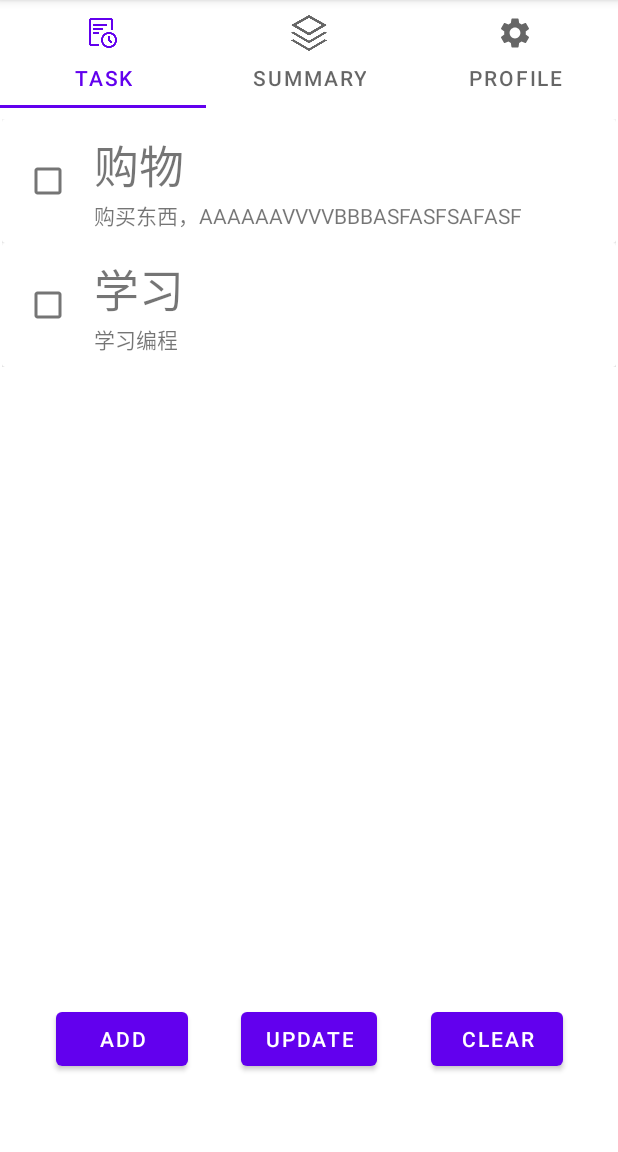
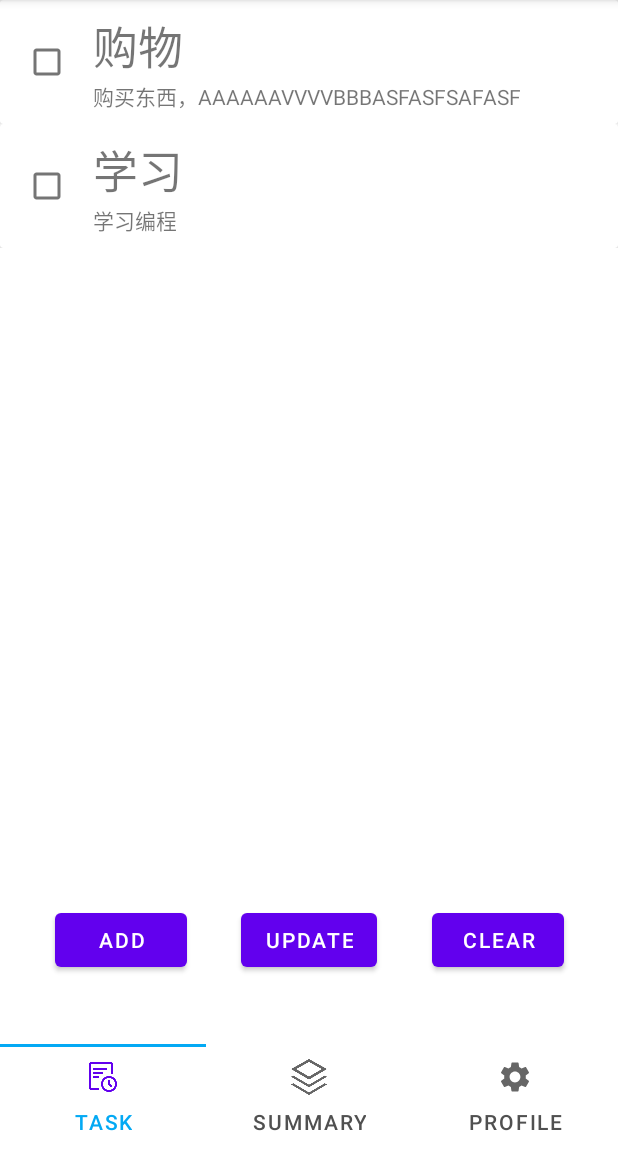
Before and after one commit to sunset69/LexurTimeManager, an Android app: the screen it shows after launch (MainActivity), after a tap on "ADD", on a phone screen of 412 x 824 dp, the part 84-1236 px from its top. Run offline under Robolectric (Android 15) with nearby library versions, the phone set to English and light mode, and no system bars; our stand-ins replace Room's generated code, data binding.

Commit message:
更改主页布局

```diff
--- a/app/src/main/java/cc/lexur/lexurtimemanager/MainActivity.java
+++ b/app/src/main/java/cc/lexur/lexurtimemanager/MainActivity.java
@@ -73,7 +73,8 @@ public class MainActivity extends AppCompatActivity {
             @Override
             public void onPageSelected(int position) {
                 super.onPageSelected(position);
-                mainBinding.tabLayout.selectTab(mainBinding.tabLayout.getTabAt(position));
+                TabLayout.Tab tab = mainBinding.tabLayout.getTabAt(position);
+                mainBinding.tabLayout.selectTab(tab);
             }
         });
 
--- /dev/null
+++ b/app/src/main/res/drawable/profile_selected.xml
@@ -0,0 +1,5 @@
+<vector android:height="24dp" android:tint="#1BF32A"
+    android:viewportHeight="24" android:viewportWidth="24"
+    android:width="24dp" xmlns:android="http://schemas.android.com/apk/res/android">
+    <path android:fillColor="@android:color/white" android:pathData="M19.14,12.94c0.04,-0.3 0.06,-0.61 0.06,-0.94c0,-0.32 -0.02,-0.64 -0.07,-0.94l2.03,-1.58c0.18,-0.14 0.23,-0.41 0.12,-0.61l-1.92,-3.32c-0.12,-0.22 -0.37,-0.29 -0.59,-0.22l-2.39,0.96c-0.5,-0.38 -1.03,-0.7 -1.62,-0.94L14.4,2.81c-0.04,-0.24 -0.24,-0.41 -0.48,-0.41h-3.84c-0.24,0 -0.43,0.17 -0.47,0.41L9.25,5.35C8.66,5.59 8.12,5.92 7.63,6.29L5.24,5.33c-0.22,-0.08 -0.47,0 -0.59,0.22L2.74,8.87C2.62,9.08 2.66,9.34 2.86,9.48l2.03,1.58C4.84,11.36 4.8,11.69 4.8,12s0.02,0.64 0.07,0.94l-2.03,1.58c-0.18,0.14 -0.23,0.41 -0.12,0.61l1.92,3.32c0.12,0.22 0.37,0.29 0.59,0.22l2.39,-0.96c0.5,0.38 1.03,0.7 1.62,0.94l0.36,2.54c0.05,0.24 0.24,0.41 0.48,0.41h3.84c0.24,0 0.44,-0.17 0.47,-0.41l0.36,-2.54c0.59,-0.24 1.13,-0.56 1.62,-0.94l2.39,0.96c0.22,0.08 0.47,0 0.59,-0.22l1.92,-3.32c0.12,-0.22 0.07,-0.47 -0.12,-0.61L19.14,12.94zM12,15.6c-1.98,0 -3.6,-1.62 -3.6,-3.6s1.62,-3.6 3.6,-3.6s3.6,1.62 3.6,3.6S13.98,15.6 12,15.6z"/>
+</vector>
--- /dev/null
+++ b/app/src/main/res/drawable/tab_layout.xml
@@ -0,0 +1,5 @@
+<?xml version="1.0" encoding="utf-8"?>
+<selector xmlns:android="http://schemas.android.com/apk/res/android">
+    <item android:state_selected="true" android:drawable="@color/selected"/>
+    <item android:drawable="@color/unselected"/>
+</selector>
--- a/app/src/main/res/layout/activity_main.xml
+++ b/app/src/main/res/layout/activity_main.xml
@@ -18,9 +18,14 @@
             android:id="@+id/tabLayout"
             android:layout_width="0dp"
             android:layout_height="wrap_content"
+            app:layout_constraintBottom_toBottomOf="parent"
             app:layout_constraintEnd_toEndOf="parent"
             app:layout_constraintStart_toStartOf="parent"
-            app:layout_constraintTop_toTopOf="parent">
+            app:tabIndicatorAnimationMode="elastic"
+            app:tabIndicatorColor="#03A9F4"
+            app:tabIndicatorGravity="top"
+            app:tabSelectedTextColor="#03A9F4"
+            app:tabTextColor="#505050">
 
             <com.google.android.material.tabs.TabItem
                 android:id="@+id/tabTask"
@@ -46,11 +51,11 @@
 
         <androidx.viewpager2.widget.ViewPager2
             android:id="@+id/viewPager"
-            android:layout_width="409dp"
-            android:layout_height="681dp"
-            app:layout_constraintBottom_toBottomOf="parent"
+            android:layout_width="0dp"
+            android:layout_height="0dp"
+            app:layout_constraintBottom_toTopOf="@+id/tabLayout"
             app:layout_constraintEnd_toEndOf="parent"
             app:layout_constraintStart_toStartOf="parent"
-            app:layout_constraintTop_toBottomOf="@+id/tabLayout" />
+            app:layout_constraintTop_toTopOf="parent" />
     </androidx.constraintlayout.widget.ConstraintLayout>
 </layout>
--- a/app/src/main/res/values/colors.xml
+++ b/app/src/main/res/values/colors.xml
@@ -11,4 +11,9 @@
     <color name="done">#8BC34A</color>
     <color name="todo">#FFD147</color>
     <color name="expire">#E91E63</color>
+
+    <color name="selected">#88FB7B</color>
+    <color name="unselected">#515151</color>
+
+
 </resources>
--- /dev/null
+++ b/app/src/main/res/values/ids.xml
@@ -0,0 +1,4 @@
+<?xml version="1.0" encoding="utf-8"?>
+<resources>
+    <string name="ITEM_TASK_TAG">ITEM_TASK_TAG</string>
+</resources>
--- a/app/src/main/res/values/strings.xml
+++ b/app/src/main/res/values/strings.xml
@@ -9,5 +9,4 @@
     <string name="menu_add">Add Task</string>
     <string name="menu_clear">Clear All Tasks</string>
 
-    <string name="ITEM_TASK_TAG">ITEM_TASK_TAG</string>
 </resources>
```
Also changed, not shown: app/src/main/res/drawable/profile_selected.png (deleted).
